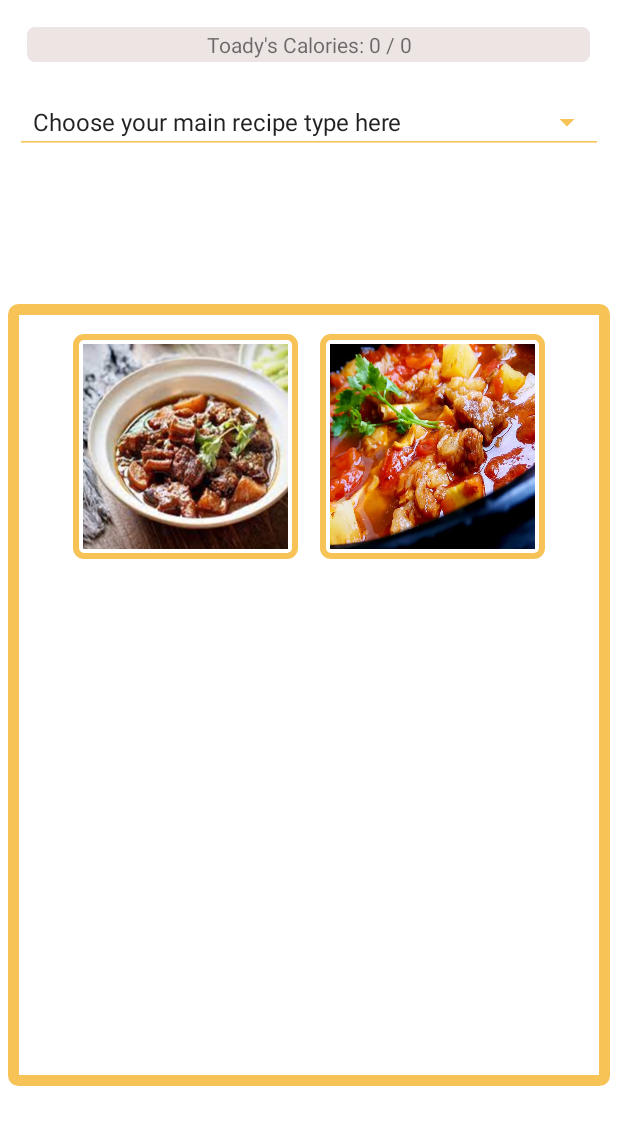
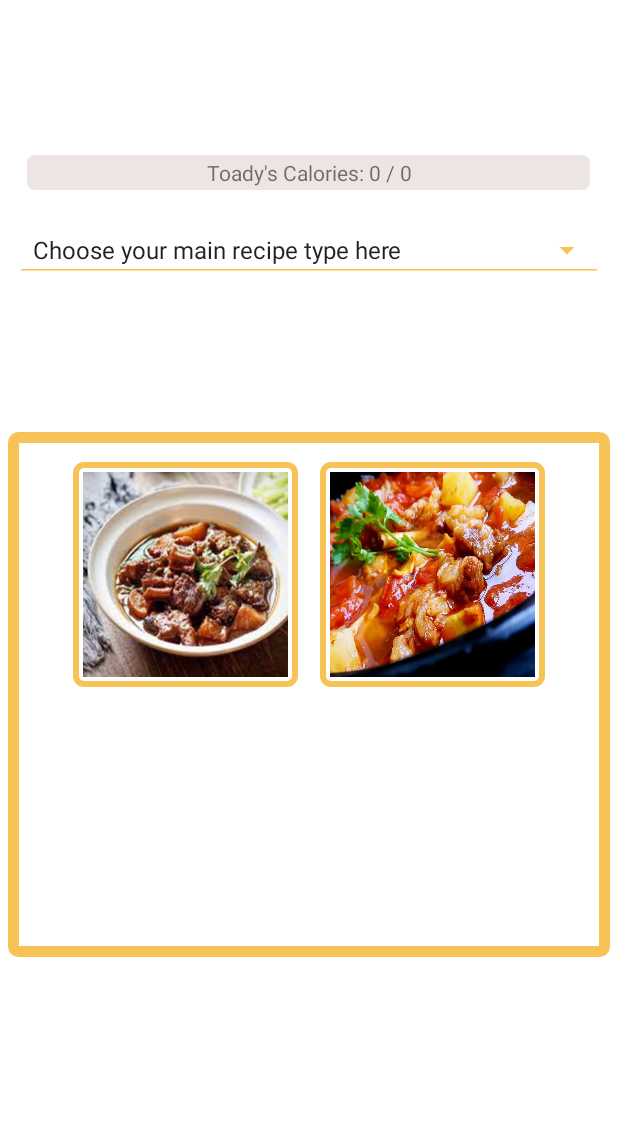
Before and after one commit to paceuniversity/cs389f2022team4, an Android app: the DIYrecipes screen opened directly, with no data from a screen before it, on a phone screen of 412 x 824 dp. Shown: the top 1125 px of the screen. Run offline under Robolectric (Android 15) with nearby library versions, the phone set to English and light mode, and no system bars; our stand-ins replace Firebase (no records; nobody signed in at launch, a user with empty details on screens opened directly); 3 statements that could not run were skipped.

Commit message:
upadate DIY page UI by Kuan

```diff
--- a/app/src/main/res/layout/activity_diyrecipes.xml
+++ b/app/src/main/res/layout/activity_diyrecipes.xml
@@ -42,7 +42,7 @@
         android:layout_marginStart="5dp"
         android:layout_marginEnd="5dp"
         android:layout_width="fill_parent"
-        android:layout_height="fill_parent"
+        android:layout_height="350dp"
         android:gravity="center"
         android:background="@drawable/underline"
         android:orientation="vertical">
```
